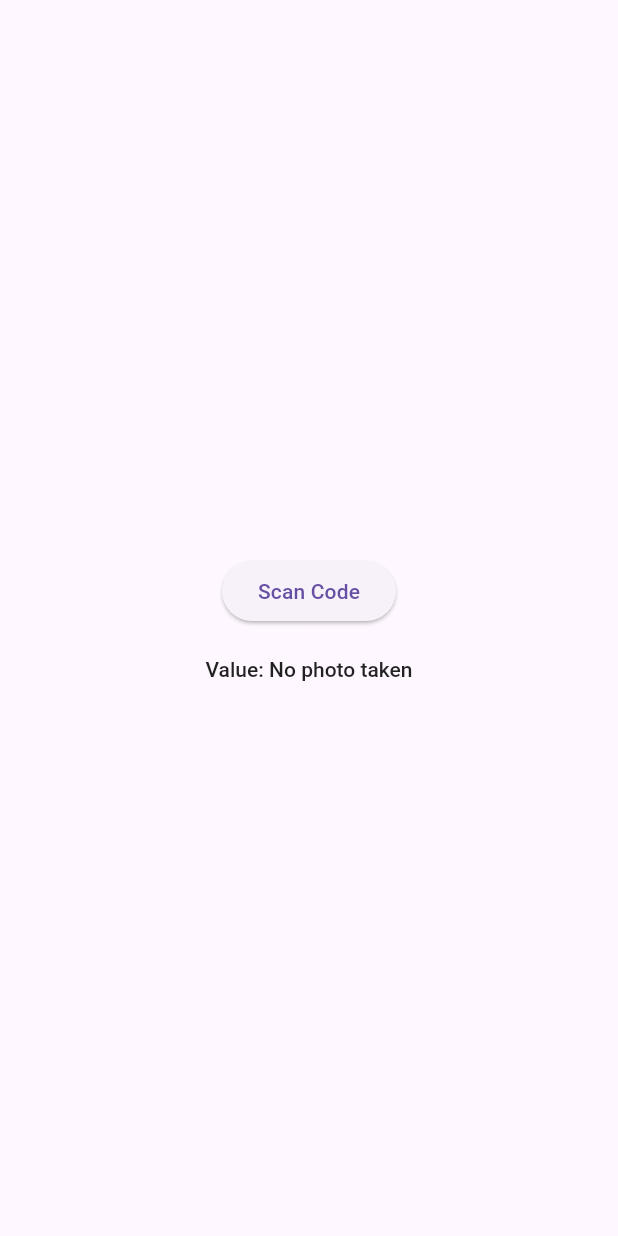
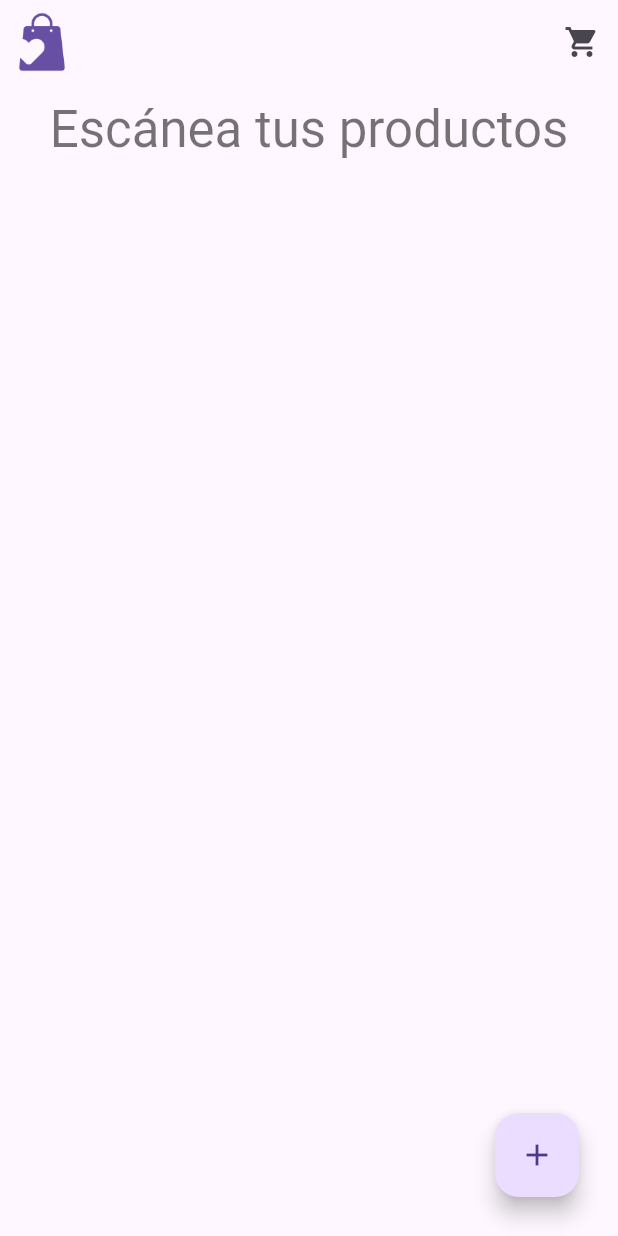
Before and after one commit to SamaritanoDev/app_codebar, a Flutter app: the screen it shows after launch, on a phone screen of 412 x 824 dp. Run offline on Flutter 3.47's test engine with Material 2 defaults, Android fonts, the phone set to English and light mode, and no system bars; missing offline and left inert: flutter_barcode_scanner.

Commit message:
add icon and list cart shop

```diff
--- a/lib/main.dart
+++ b/lib/main.dart
@@ -1,3 +1,5 @@
+import 'package:app_codebar/cart_screen.dart';
+import 'package:app_codebar/product.dart';
 import 'package:flutter/material.dart';
 import 'package:flutter_barcode_scanner/flutter_barcode_scanner.dart';
 
@@ -14,24 +16,62 @@ class MainApp extends StatefulWidget {
 
 class _MainAppState extends State<MainApp> {
   String _barcodeScanRes = '';
+  final List<Product> _scannedProducts = [];
 
   @override
   Widget build(BuildContext context) {
     return MaterialApp(
       theme: ThemeData(useMaterial3: true),
       home: Scaffold(
-        body: Center(
+        appBar: AppBar(
+          leading: Image.asset('assets/logo.png'),
+          actions: [
+            IconButton(
+              icon: const Icon(Icons.shopping_cart),
+              onPressed: () => _navigateToCart(),
+            ),
+          ],
+        ),
+        body: Padding(
+          padding: const EdgeInsets.all(10.0),
           child: Column(
             mainAxisAlignment: MainAxisAlignment.center,
             children: [
-              ElevatedButton(
-                child: const Text('Scan Code'),
-                onPressed: () => scanBarcode(),
+              Text(
+                'Escánea tus productos',
+                style: Theme.of(context).textTheme.headlineMedium,
               ),
               const SizedBox(height: 20),
-              Text(
-                'Value: ${_barcodeScanRes.length >= 2 ? _barcodeScanRes.substring(1) : (_barcodeScanRes.isNotEmpty ? _barcodeScanRes : "No photo taken")}',
-                style: Theme.of(context).textTheme.bodyLarge,
+              Expanded(
+                  child: ListView.builder(
+                      itemCount: _scannedProducts.length,
+                      itemBuilder: (context, index) {
+                        String barcode = _scannedProducts[index].barcode;
+                        if (barcode.isEmpty || int.tryParse(barcode) == null || int.parse(barcode) < 0) {
+                          return ListTile(
+                            title: Text('No ha sido posible detectar el producto',
+                                style: Theme.of(context).textTheme.bodyLarge?.copyWith(color: Colors.white)),
+                            tileColor: Theme.of(context).colorScheme.error,
+                          );
+                        } else {
+                          return ListTile(
+                            subtitle: Text(
+                              barcode,
+                              style: Theme.of(context).textTheme.bodyLarge?.copyWith(color: Colors.white),
+                            ),
+                            tileColor: Theme.of(context).colorScheme.primary,
+                          );
+                        }
+                      })),
+              Align(
+                alignment: Alignment.bottomRight,
+                child: Padding(
+                  padding: const EdgeInsets.all(16.0),
+                  child: FloatingActionButton(
+                    onPressed: () => scanBarcode(),
+                    child: const Icon(Icons.add),
+                  ),
+                ),
               ),
             ],
           ),
@@ -47,8 +87,20 @@ class _MainAppState extends State<MainApp> {
       true,
       ScanMode.BARCODE,
     );
+
+    if (!mounted) return;
+
     setState(() {
       _barcodeScanRes = barcodeScanRes;
+      Product scannedProduct = Product(barcode: barcodeScanRes);
+      _scannedProducts.add(scannedProduct);
     });
   }
+
+  void _navigateToCart() {
+    Navigator.push(
+      context,
+      MaterialPageRoute(builder: (context) => CartScreen(_scannedProducts)),
+    );
+  }
 }
--- /dev/null
+++ b/lib/product.dart
@@ -0,0 +1,5 @@
+class Product {
+  final String barcode;
+
+  Product({required this.barcode});
+}
```
Also changed, not shown: lib/cart_screen.dart (added, +35 -0 lines).
